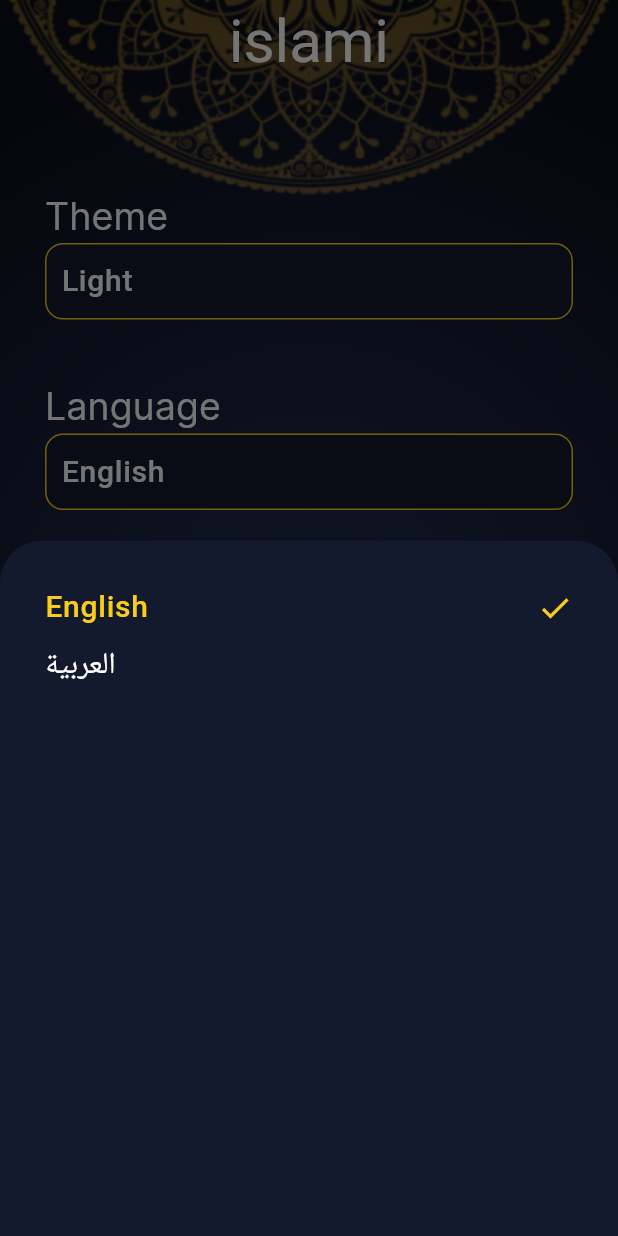
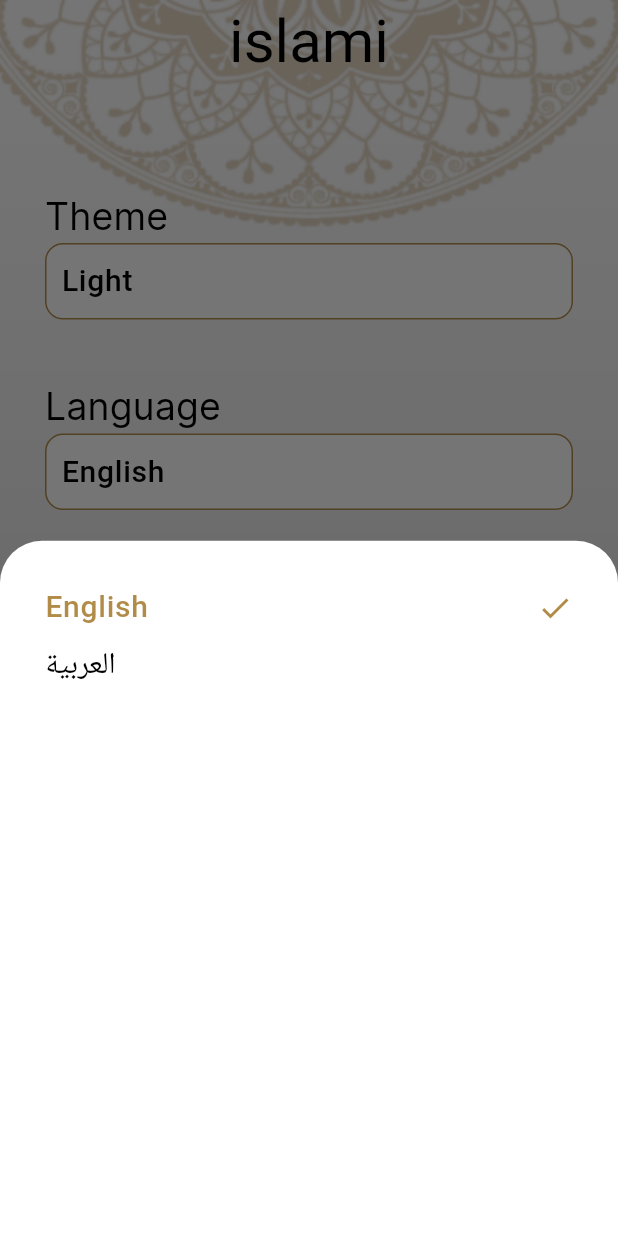
Before and after one commit to habibaabdelhamidd/islami, a Flutter app: the screen it shows after launch, item 5 of the bottom bar chosen, after a tap on "English", on a phone screen of 412 x 824 dp. Run offline on Flutter 3.47's test engine with Material 2 defaults, Android fonts, the phone set to English and light mode, and no system bars; generated files the repository leaves out were written again.

Commit message:
- provider

```diff
--- a/lib/home.dart
+++ b/lib/home.dart
@@ -2,9 +2,11 @@ import 'package:flutter/material.dart';
 import 'package:flutter_gen/gen_l10n/app_localizations.dart';
 import 'package:islami/Hdeeth/hadeeth.dart';
 import 'package:islami/Quran/quran_tab.dart';
+import 'package:islami/provider/settings_provider.dart';
 import 'package:islami/radio/radio_tab.dart';
 import 'package:islami/sebha/sebha.dart';
 import 'package:islami/settings/settings.dart';
+import 'package:provider/provider.dart';
 
 class HomePage extends StatefulWidget {
   static const String routeName = 'home';
@@ -20,10 +22,11 @@ class _HomePageState extends State<HomePage> {
 
   @override
   Widget build(BuildContext context) {
+    SettingsProvider settingsProvider = Provider.of<SettingsProvider>(context);
     return Container(
-      decoration: const BoxDecoration(
+      decoration: BoxDecoration(
         image: DecorationImage(
-            image: AssetImage("lib/assets/images/dark_bg.png"),
+            image: AssetImage(settingsProvider.changeBg()),
             fit: BoxFit.fill),
       ),
       child: Scaffold(
--- a/lib/l10n/app_ar.arb
+++ b/lib/l10n/app_ar.arb
@@ -9,5 +9,7 @@
   "chapter_name": "اسم السورة",
   "settings": "الاعدادات",
   "language": "اللغة",
-  "theme": "الوضع"
+  "theme": "الوضع",
+  "light": "مضئ",
+  "dark": "مظلم"
 }
--- a/lib/l10n/app_en.arb
+++ b/lib/l10n/app_en.arb
@@ -9,5 +9,7 @@
   "chapter_name": "Chapter name",
   "settings": "Settings",
   "language": "Language",
-  "theme": "Theme"
+  "theme": "Theme",
+  "light": "Light",
+  "dark": "Dark"
 }
--- a/lib/main.dart
+++ b/lib/main.dart
@@ -4,22 +4,27 @@ import 'package:flutter_localizations/flutter_localizations.dart';
 import 'package:islami/Hdeeth/content.dart';
 import 'package:islami/Quran/chapter_content.dart';
 import 'package:islami/home.dart';
+import 'package:provider/provider.dart';
+import 'provider/settings_provider.dart';
 import 'package:islami/theme.dart';
 
 void main() {
-  runApp(const MyApplication());
+  runApp(ChangeNotifierProvider(
+      create: (buildContext) => SettingsProvider(),
+      child: const MyApp()));
 }
 
-class MyApplication extends StatelessWidget {
-  const MyApplication({super.key});
+class MyApp extends StatelessWidget {
+  const MyApp({super.key});
 
   @override
   Widget build(BuildContext context) {
+    SettingsProvider settingsProvider = Provider.of<SettingsProvider>(context);
     return MaterialApp(
       title: 'Islami',
       theme: MyTheme.light,
       darkTheme: MyTheme.dark,
-      themeMode: ThemeMode.dark,
+      themeMode: settingsProvider.currentTheme,
       routes: {
         "home": (_) => const HomePage(),
         "content": (_) => const ChapterContent(),
@@ -36,7 +41,7 @@ class MyApplication extends StatelessWidget {
         Locale('en'),
         Locale('ar'),
       ],
-      locale: const Locale("en"),
+      locale: Locale(settingsProvider.currentLang),
     );
   }
 }
--- /dev/null
+++ b/lib/provider/settings_provider.dart
@@ -0,0 +1,29 @@
+import 'package:flutter/material.dart';
+
+class SettingsProvider extends ChangeNotifier {
+
+  ThemeMode currentTheme = ThemeMode.light;
+  String currentLang = "en";
+
+  changeTheme(ThemeMode newTheme) {
+    if (currentTheme == newTheme) return;
+    currentTheme = newTheme;
+    notifyListeners();
+  }
+
+  String changeBg() {
+    return currentTheme == ThemeMode.dark
+        ? "lib/assets/images/dark_bg.png"
+        : "lib/assets/images/default_bg.png";
+  }
+
+  bool isDark() {
+    return currentTheme == ThemeMode.dark;
+  }
+
+  changeLang(String newLang) {
+    if (currentLang == newLang) return;
+    currentLang = newLang;
+    notifyListeners();
+  }
+}
--- a/lib/settings/languageBottomSheet.dart
+++ b/lib/settings/languageBottomSheet.dart
@@ -1,4 +1,6 @@
 import 'package:flutter/material.dart';
+import 'package:islami/provider/settings_provider.dart';
+import 'package:provider/provider.dart';
 
 class LanguageBottomSheet extends StatefulWidget {
   const LanguageBottomSheet({super.key});
@@ -10,15 +12,30 @@ class LanguageBottomSheet extends StatefulWidget {
 class _LanguageBottomSheetState extends State<LanguageBottomSheet> {
   @override
   Widget build(BuildContext context) {
+    SettingsProvider settingsProvider = Provider.of<SettingsProvider>(context);
     return Container(
         padding: const EdgeInsets.all(30),
         width: double.infinity,
         child: Column(
           crossAxisAlignment: CrossAxisAlignment.start,
           children: [
-            selectedItem("English"),
+            InkWell(
+                onTap: () {
+                  settingsProvider.changeLang("en");
+                  Navigator.pop(context);
+                },
+                child: settingsProvider.currentLang == "en" ?
+                selectedItem("English")
+                    : unselectedItem("English")),
             const SizedBox(height: 10),
-            unselectedItem("العربية")
+            InkWell(
+                onTap: () {
+                  settingsProvider.changeLang("ar");
+                  Navigator.pop(context);
+                },
+                child: settingsProvider.currentLang == "ar" ?
+                selectedItem("العربية")
+                    : unselectedItem("العربية"))
           ],
         ));
   }
--- a/lib/settings/settings.dart
+++ b/lib/settings/settings.dart
@@ -1,7 +1,9 @@
 import 'package:flutter/material.dart';
 import 'package:flutter_gen/gen_l10n/app_localizations.dart';
+import 'package:islami/provider/settings_provider.dart';
 import 'package:islami/settings/languageBottomSheet.dart';
 import 'package:islami/settings/themeBottomSheet.dart';
+import 'package:provider/provider.dart';
 
 class Settings extends StatefulWidget {
   const Settings({super.key});
@@ -13,13 +15,17 @@ class Settings extends StatefulWidget {
 class _SettingsState extends State<Settings> {
   @override
   Widget build(BuildContext context) {
+    SettingsProvider settingsProvider = Provider.of<SettingsProvider>(context);
     return Container(
       padding: const EdgeInsets.symmetric(vertical: 70, horizontal: 30),
       child: Column(
         crossAxisAlignment: CrossAxisAlignment.start,
         children: [
           Text(AppLocalizations.of(context)!.theme,
-              style: Theme.of(context).textTheme.titleSmall),
+              style: Theme
+                  .of(context)
+                  .textTheme
+                  .titleSmall),
           InkWell(
             onTap: () {
               themeBottomSheet();
@@ -28,14 +34,24 @@ class _SettingsState extends State<Settings> {
                 padding: const EdgeInsets.all(10),
                 width: double.infinity,
                 decoration: BoxDecoration(
-                    color: Theme.of(context).colorScheme.background,
+                    color: Theme
+                        .of(context)
+                        .colorScheme
+                        .background,
                     borderRadius: BorderRadius.circular(12),
                     border: Border.all(
-                      color: Theme.of(context).dividerColor,
+                      color: Theme
+                          .of(context)
+                          .dividerColor,
                       width: 1,
                     )),
-                child: Text("Light",
-                    style: Theme.of(context).textTheme.labelSmall)),
+                child: Text(settingsProvider.isDark() ?
+                AppLocalizations.of(context)!.dark :
+                AppLocalizations.of(context)!.light,
+                    style: Theme
+                        .of(context)
+                        .textTheme
+                        .labelSmall)),
           ),
           const SizedBox(height: 40),
           Text(AppLocalizations.of(context)!.language,
@@ -48,14 +64,23 @@ class _SettingsState extends State<Settings> {
                 padding: const EdgeInsets.all(10),
                 width: double.infinity,
                 decoration: BoxDecoration(
-                    color: Theme.of(context).colorScheme.background,
+                    color: Theme
+                        .of(context)
+                        .colorScheme
+                        .background,
                     borderRadius: BorderRadius.circular(12),
                     border: Border.all(
-                      color: Theme.of(context).dividerColor,
+                      color: Theme
+                          .of(context)
+                          .dividerColor,
                       width: 1,
                     )),
-                child: Text("English",
-                    style: Theme.of(context).textTheme.labelSmall)),
+                child: Text(settingsProvider.currentLang == "en" ?
+                "English" : "العربية",
+                    style: Theme
+                        .of(context)
+                        .textTheme
+                        .labelSmall)),
           )
         ],
       ),
--- a/pubspec.yaml
+++ b/pubspec.yaml
@@ -39,6 +39,7 @@ dependencies:
   flutter_localizations:
     sdk: flutter
   intl: any
+  provider: ^6.0.5
 
 dev_dependencies:
   flutter_test:
```
Also changed, not shown: lib/Hdeeth/content.dart (+14 -8 lines), lib/Quran/chapter_content.dart (+9 -3 lines), lib/sebha/sebha.dart (+17 -6 lines), lib/settings/themeBottomSheet.dart (+28 -2 lines), pubspec.lock.
